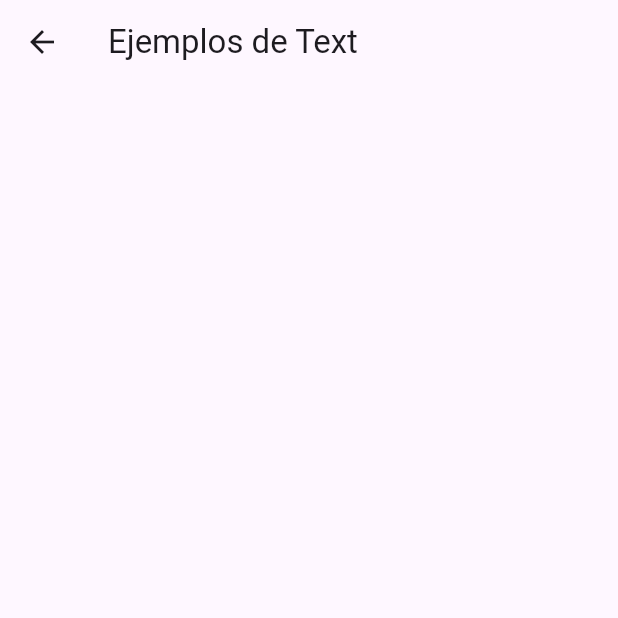
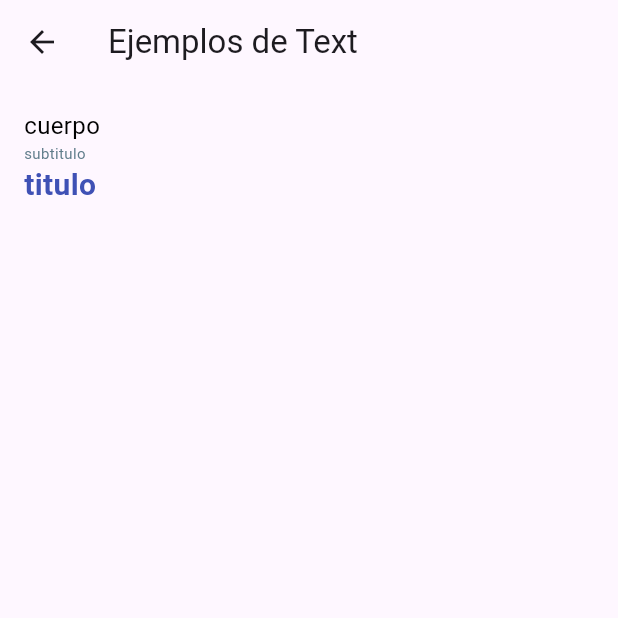
Before and after one commit to Dani-MV07/catalogo_widgets_flutter, a Flutter app: the TextEjemplosPantalla screen opened directly, on a phone screen of 412 x 824 dp, the top half of it. Run offline on Flutter 3.47's test engine with Material 3 defaults, Android fonts, the phone set to English and light mode, and no system bars.

Commit message:
Add hierarchical text widget examples
Co-authored-by: Copilot <223556219+Copilot@users.noreply.github.com>

```diff
--- a/lib/ui/catalogo/ui/text_ejemplos_pantalla.dart
+++ b/lib/ui/catalogo/ui/text_ejemplos_pantalla.dart
@@ -1,3 +1,4 @@
+import 'package:catalogo_widget_flutter/ui/core/ui/texto_jerarquico.dart';
 import 'package:flutter/material.dart';
 
 class TextEjemplosPantalla extends StatelessWidget {
@@ -10,7 +11,9 @@ class TextEjemplosPantalla extends StatelessWidget {
       body: ListView(
         padding: const EdgeInsets.all(16),
         children: [
-          // Aquí añadiremos los ejemplos del tutorial.
+          TextoJerarquico(texto: "cuerpo", tipo: TipoTexto.cuerpo),
+          TextoJerarquico(texto: "subtitulo", tipo: TipoTexto.subtitulo),
+          TextoJerarquico(texto: "titulo", tipo: TipoTexto.titulo),
         ],
       ),
     );
--- a/lib/ui/core/ui/etiqueta_catalogo.dart
+++ b/lib/ui/core/ui/etiqueta_catalogo.dart
@@ -1 +1,23 @@
-// TODO: Implementar la etiqueta reutilizable del catálogo.
+import 'package:flutter/material.dart';
+
+class EtiquetaCatalogo extends StatelessWidget {
+  final String texto;
+  final bool destacada;
+
+  const EtiquetaCatalogo({
+    super.key,
+    required this.texto,
+    this.destacada = false,
+  });
+
+  @override
+  Widget build(BuildContext context) {
+    final estilo = TextStyle(
+      fontSize: destacada ? 22 : 16,
+      fontWeight: destacada ? FontWeight.bold : FontWeight.normal,
+      color: destacada ? Colors.indigo : Colors.black87,
+    );
+
+    return Text(texto, style: estilo);
+  }
+}
--- /dev/null
+++ b/lib/ui/core/ui/texto_jerarquico.dart
@@ -0,0 +1,56 @@
+import 'package:flutter/material.dart';
+
+enum TipoTexto { titulo, subtitulo, cuerpo }
+
+class TextoJerarquico extends StatelessWidget {
+  final String texto;
+  final TipoTexto tipo;
+
+  const TextoJerarquico({
+    super.key,
+    required this.texto,
+    this.tipo = TipoTexto.cuerpo,
+  });
+
+  Color getColorLetra() {
+    Color colorLetra = switch (tipo) {
+      TipoTexto.cuerpo => Colors.black,
+      TipoTexto.subtitulo => Colors.blueGrey,
+      TipoTexto.titulo => Colors.indigo,
+    };
+    return colorLetra;
+  }
+
+  FontWeight getAnchoLetra() {
+    FontWeight anchoLetra = switch (tipo) {
+      TipoTexto.cuerpo => FontWeight.normal,
+      TipoTexto.subtitulo => FontWeight.normal,
+      TipoTexto.titulo => FontWeight.bold,
+    };
+    return anchoLetra;
+  }
+
+  double getTamanyoTexto() {
+    double tamanyoTexto = switch (tipo) {
+      TipoTexto.cuerpo => 16,
+      TipoTexto.subtitulo => 10,
+      TipoTexto.titulo => 20,
+    };
+    return tamanyoTexto;
+  }
+
+  @override
+  Widget build(BuildContext context) {
+    double tamanyoTexto = getTamanyoTexto();
+    FontWeight anchoLetra = getAnchoLetra();
+    Color colorLetra = getColorLetra();
+
+    final estilo = TextStyle(
+      fontSize: tamanyoTexto,
+      fontWeight: anchoLetra,
+      color: colorLetra,
+    );
+
+    return Text(texto, style: estilo);
+  }
+}
```
